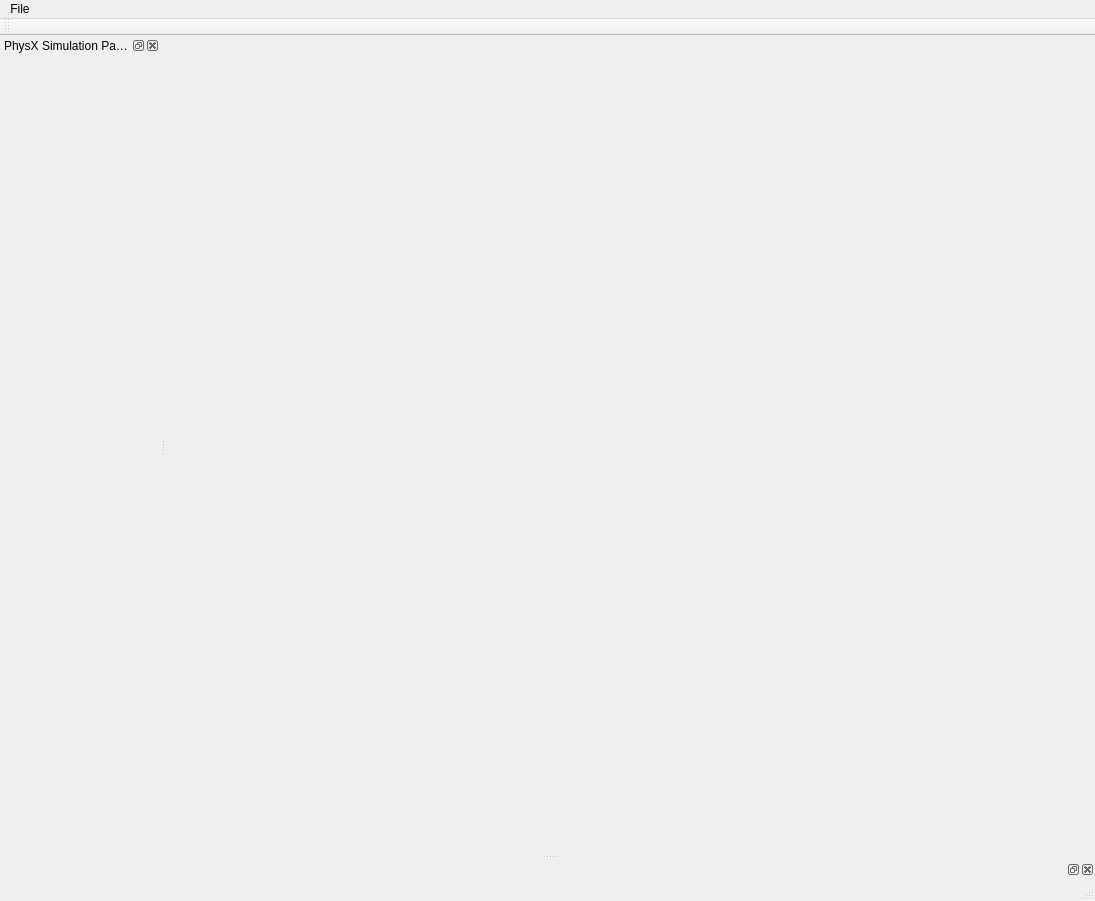
bwasty/particle-fluids, file particlefluids.ui: the form before one commit.
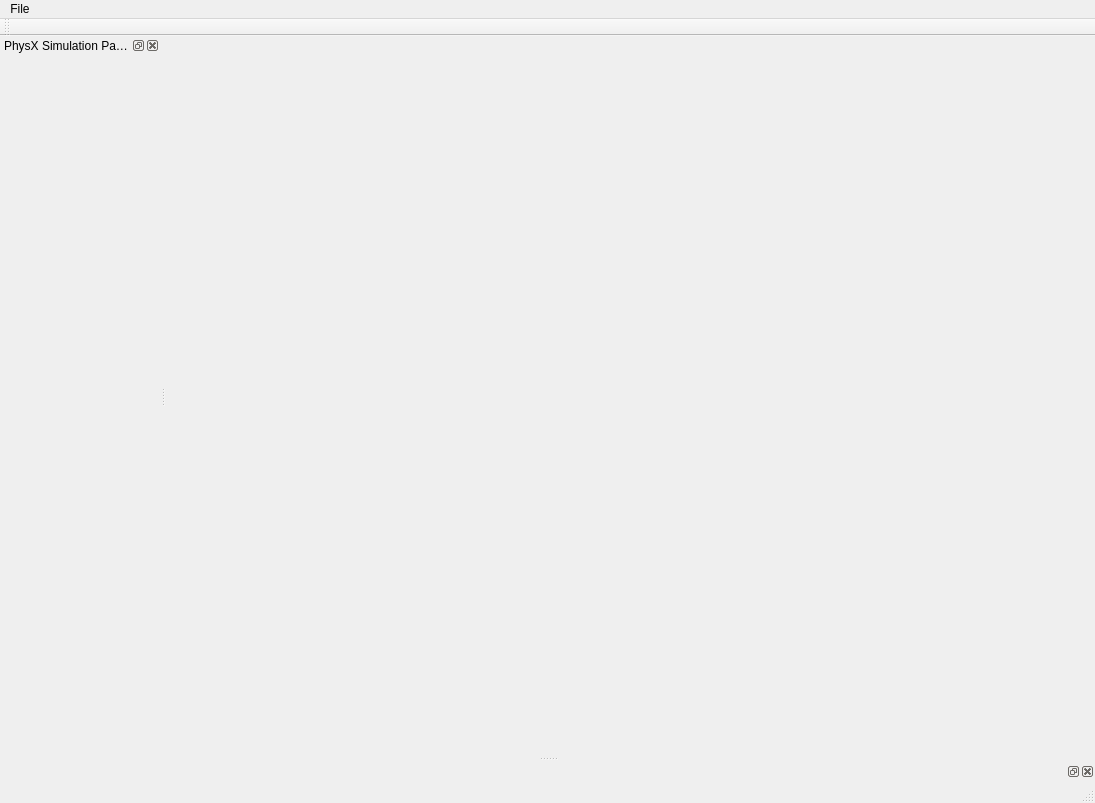
The form after the commit.

Diff of the .ui file:
```diff
--- a/particlefluids.ui
+++ b/particlefluids.ui
@@ -7,7 +7,7 @@
     <x>0</x>
     <y>0</y>
     <width>1095</width>
-    <height>901</height>
+    <height>803</height>
    </rect>
   </property>
   <property name="windowTitle">
```
